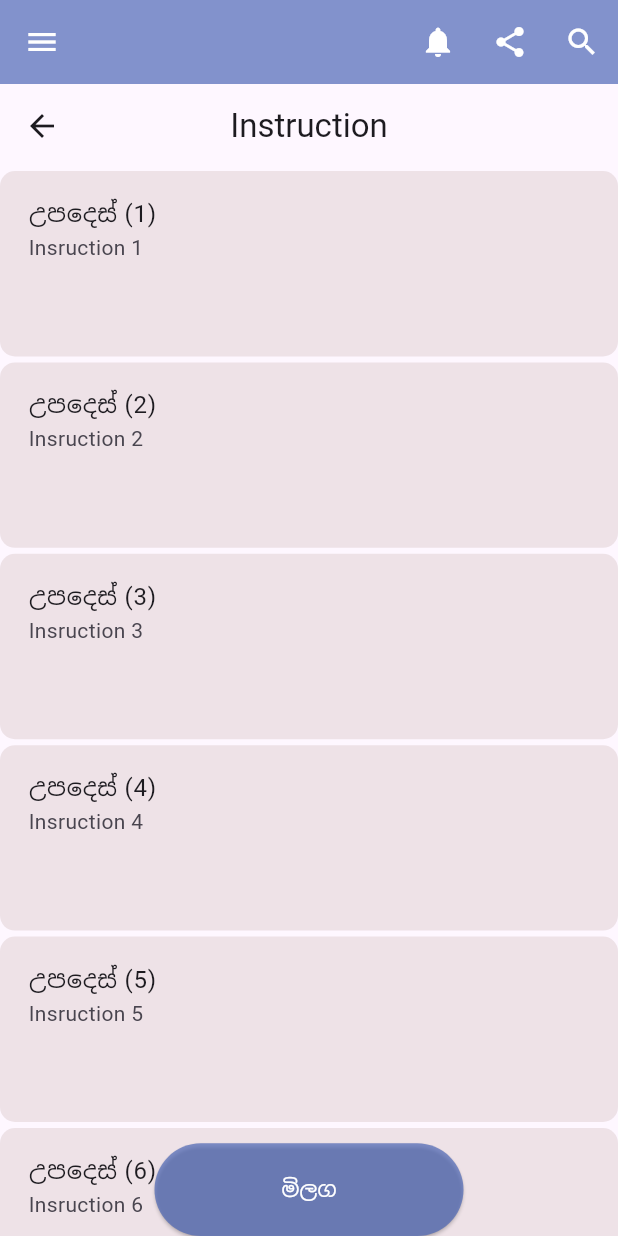
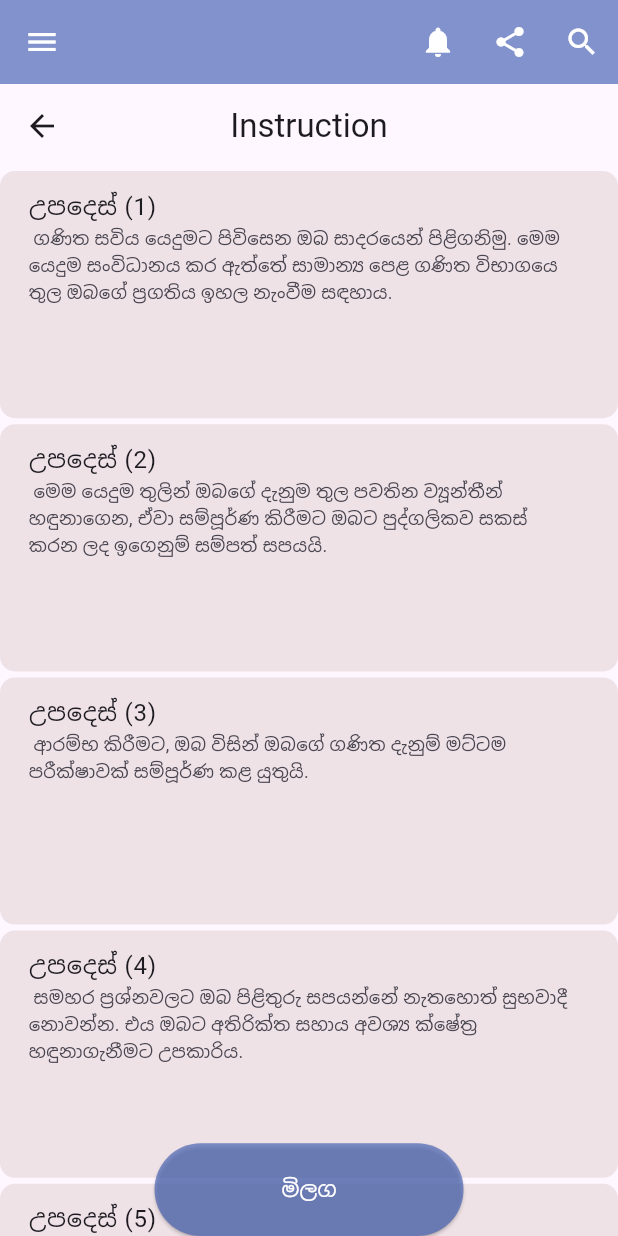
Before and after one commit to 11Ramesh/projectresearch1, a Flutter app: the screen it shows after launch, after a tap on "මිලග", on a phone screen of 412 x 824 dp. Run offline on Flutter 3.47's test engine with Material 3 defaults, Android fonts, the phone set to English and light mode, and no system bars; our stand-ins replace bloc, cloud_firestore, device_preview, firebase_core, flutter_bloc, percent_indicator and 1 more; accounts and stored records are empty.

Commit message:
second comit

```diff
--- a/lib/main.dart
+++ b/lib/main.dart
@@ -32,7 +32,7 @@ class MyApp extends StatelessWidget {
         BlocProvider<FloatingButtonBloc>(
           create: (context) => FloatingButtonBloc(),
         ),
-         BlocProvider<CheckBloc>(
+        BlocProvider<CheckBloc>(
           create: (context) => CheckBloc(),
         ),
       ],
--- a/lib/screens/dataAdd/questionAdd.dart
+++ b/lib/screens/dataAdd/questionAdd.dart
@@ -25,8 +25,8 @@ class _QuestionADDState extends State<QuestionADD> {
   Future dataAdd() async {
     questionData.add({
       'questions': questions.text,
-      'correctAnswerIndex': correctAnswerIndex.text,
-      'referindex': referindex.text,
+      'correctAnswerIndex': int.parse(correctAnswerIndex.text),
+      'referindex': int.parse(referindex.text),
       '1': answer1.text,
       '2': answer2.text,
       '3': answer3.text,
--- a/lib/screens/dataAdd/solutionAdd.dart
+++ b/lib/screens/dataAdd/solutionAdd.dart
@@ -22,7 +22,7 @@ class _SolutionAddState extends State<SolutionAdd> {
 
   Future dataAdd() async {
     questionData.add({
-      'referindex': referindex.text,
+      'referindex': int.parse(referindex.text),
       'note': note.text,
       'topic': topic.text,
       'youtube': youtube.text,
--- a/lib/screens/question/result.dart
+++ b/lib/screens/question/result.dart
@@ -61,9 +61,10 @@ class _ResultState extends State<Result> {
       builder: (context, state) {
         if (state is addCorrectAnswerState) {
           int correctAnswerCount = state.correctAnswers.length;
+          print(correctAnswerCount);
           return CircularPresentage(
-            percent: correctAnswerCount / 4,
-            text: "${(correctAnswerCount / 4) * 100}%",
+            percent: correctAnswerCount / 15,
+            text: "${(correctAnswerCount / 15) * 100}%",
           );
         } else {
           return CircularPresentage(
--- a/lib/widgets/InstructionListView.dart
+++ b/lib/widgets/InstructionListView.dart
@@ -10,6 +10,18 @@ class InstructionLists extends StatelessWidget {
   });
 
   double? height;
+  List<String> instructions = [
+    'ගණිත සවිය ⁣යෙදුමට පිවිසෙන ඔබ සාදරයෙන් පිළිගනිමු. මෙම යෙදුම සංවිධානය කර ඇත්තේ සාමාන්‍ය පෙළ ගණිත විභාගයෙ තුල ඔබගේ ප්‍රගතිය ඉහල නැංවීම සඳහාය.',
+    'මෙම යෙදුම තුලින් ඔබගේ දැනුම තුල පවතින ව්‍යූන්තීන් හඳුනාගෙන, ඒවා සම්පූර්ණ කිරීමට ඔබට පුද්ගලිකව සකස් කරන ලද ඉගෙනුම් සම්පත් සපයයි.',
+    'ආරම්භ කිරීමට, ඔබ විසින් ඔබගේ ගණිත දැනුම් මට්ටම පරීක්ෂාවක් සම්පූර්ණ කළ යුතුයි.',
+    'සමහර ප්‍රශ්නවලට ඔබ පිළිතුරු සපයන්නේ නැතහොත් සුභවාදී නොවන්න. එය ඔබට අතිරික්ත සහාය අවශ්‍ය ක්ෂේත්‍ර හඳුනාගැනීමට උපකාරිය.',
+    'මෙම පරීක්ෂණයේ ප්‍රතිඵල මත පදනම්ව, යෙදුම ඔබේ අවශ්‍යතාවන්ට සරිලන විඩියෝ පාඩම්, අන්තර්ක්‍රියාකාරී අභ්‍යාස සහ පූරක සටහන් ලබා දෙනු ඇත.',
+    'මෙම සම්පත් ඔබගේ දැනුම තුළ පවතින හිඩැස් සම්පූර්ණ කිරීමට සහ දුෂ්කර සංකල්ප පිළිබඳ අවබෝධය ශක්තිමත් කිරීමට උදවු කරනු ඇත.',
+    'ඔබ ඔබේ පුද්ගලික ඉගෙනුම් මාර්ගය හරහා ගමන් කරන විට, යෙදුම ඔබේ ප්‍රගතිය හා කාර්යසාධනය මුණගැසී පවතිනු ඇත. මෙය ඔබට අවශ්‍ය අවම වැඩි සම්පත් ලබාදීම සඳහා ඉගෙනුම් සම්පත් තාවකාලිකව සංශෝධනය කිරීමට අපට අවසර සලසනු ඇත.',
+    'මෙම යෙදුමේ ප්‍රධාන වාසිය වන්නේ එහි ප්‍රවේශ්‍යතාවයි. ඔබට සාමාන්‍ය පෙළ ගණිත විභාගයට සූදානම් වීම සඳහා ඔබේ පුද්ගලික ඉගෙනුම් සම්පත්වලට කවර වේලාවක හෝ කොතැනක සිටියදී හෝ ප්‍රවේශ විය හැක. නිවසේදී, පාසලේදී හෝ ගමන් මගදීම එය මතක තබා ගන්න.',
+    'මෙම යෙදුම ඔබේ පුද්ගලික ගුරුවරයා ලෙස සැලසුණු අතර, එය ගණිතය තුළ අභියෝගාත්මක සංකල්ප හරහා ඔබව මඟ පෙන්වීමට සහායවන අතර ගණිතය පිළිබඳ කෙටිනොවන පදනමක් ඔබ තුළ ගොඩනැගිය යුතුව පවතී.',
+    'මෙම යෙදුම සමඟ අඛණ්ඩ සම්බන්ධතාවයක් පවත්වා ගෙන යාම සහ ඉගෙනුමට කැපවීම ඔබගේ සාමාන්‍ය පෙළ ගණිත විභාගයේදී සාර්ථකත්වයට හේතුවක්ව අනාගතයේදී පවා බලපානු ඇත.'
+  ];
 
   @override
   Widget build(BuildContext context) {
@@ -21,14 +33,19 @@ class InstructionLists extends StatelessWidget {
         return Padding(
           padding: const EdgeInsets.only(top: 2, bottom: 2),
           child: Container(
-            height: ScreenUtil.screenHeight * 0.15,
+            height: ScreenUtil.screenHeight * 0.20,
             decoration: BoxDecoration(
                 color: AppbarColors.listViewBackGround,
                 border: Border.all(width: 3, color: Colors.transparent),
                 borderRadius: BorderRadius.circular(10)),
             child: ListTile(
-              title: Text("උපදෙස් (${index + 1})"),
-              subtitle: Text("Insruction ${index + 1}"),
+              title: Text(
+                "උපදෙස් (${index + 1})",
+              ),
+              subtitle: Text(
+                " ${instructions[index]}",
+                style: TextStyle(fontSize: 12),
+              ),
             ),
           ),
         );
--- a/lib/widgets/Topiclistview.dart
+++ b/lib/widgets/Topiclistview.dart
@@ -9,6 +9,18 @@ class TopicLists extends StatelessWidget {
   });
 
   double? height;
+  List<String> Topics = [
+    'භාග',
+    'ප්‍රතිශත',
+    'සමාන්තර ශ්‍රේණි ',
+    'ඝන වස්තුවල පරිමාව',
+    'කොටස් වෙළදපොල',
+    'මධ්‍ය ලක්ශ්‍ය ප්‍රමේයය',
+    'ගුනෝත්තර ශ්‍රේණි',
+    'පයිතගරස් ප්‍රමේයය',
+    'අසමානතා',
+    'නිර්මාණ'
+  ];
 
   @override
   Widget build(BuildContext context) {
@@ -26,7 +38,7 @@ class TopicLists extends StatelessWidget {
                 border: Border.all(width: 3, color: Colors.transparent),
                 borderRadius: BorderRadius.circular(10)),
             child: ListTile(
-              title: Text("(${index + 1}.)"),
+              title: Text("${Topics[index]}"),
             ),
           ),
         );
```
Also changed, not shown: lib/blocs/firebase/firebase_bloc.dart (+21 -11 lines), lib/screens/question/question.dart (+20 -6 lines).
